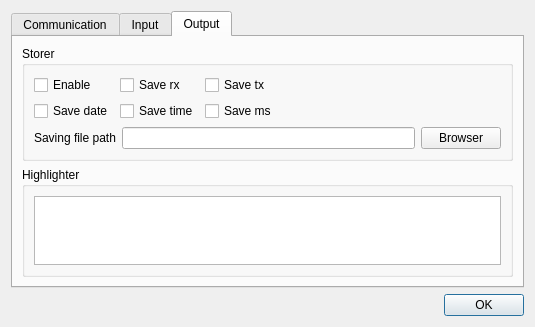
Before: the Qt Designer form src/toolboxui/SAKToolBoxUiParameters.ui in x-tools-author/x-tools, drawn with Qt 5.
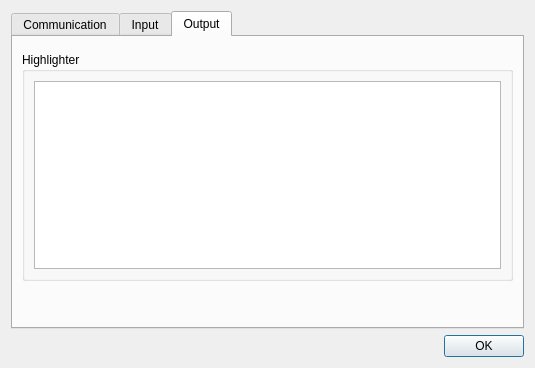
After: the same form once the commit is applied. The open tabs and pages were chosen to show the change. Custom widgets are drawn as their Qt base class.

Commit message: chore: get/set parameters of tools

What changed in the file:
```diff
--- a/src/toolboxui/SAKToolBoxUiParameters.ui
+++ b/src/toolboxui/SAKToolBoxUiParameters.ui
@@ -7,7 +7,7 @@
     <x>0</x>
     <y>0</y>
     <width>535</width>
-    <height>327</height>
+    <height>368</height>
    </rect>
   </property>
   <property name="windowTitle">
@@ -37,7 +37,7 @@
    <item row="0" column="0" colspan="2">
     <widget class="QTabWidget" name="tabWidget">
      <property name="currentIndex">
-      <number>1</number>
+      <number>2</number>
      </property>
      <widget class="QWidget" name="tab">
       <attribute name="title">
@@ -189,7 +189,7 @@
            </widget>
           </item>
           <item row="0" column="0">
-           <widget class="QCheckBox" name="checkBox">
+           <widget class="QCheckBox" name="checkBoxCrcEnable">
             <property name="text">
              <string>Enable</string>
             </property>
@@ -231,91 +231,6 @@
        <string>Output</string>
       </attribute>
       <layout class="QGridLayout" name="gridLayout_8">
-       <item row="0" column="0">
-        <widget class="QGroupBox" name="groupBox_5">
-         <property name="title">
-          <string>Storer</string>
-         </property>
-         <layout class="QGridLayout" name="gridLayout_7">
-          <item row="1" column="0">
-           <widget class="QLabel" name="label_14">
-            <property name="text">
-             <string>Saving file path</string>
-            </property>
-           </widget>
-          </item>
-          <item row="1" column="1">
-           <widget class="QLineEdit" name="lineEdit_3"/>
-          </item>
-          <item row="1" column="2">
-           <widget class="QPushButton" name="pushButton">
-            <property name="text">
-             <string>Browser</string>
-            </property>
-           </widget>
-          </item>
-          <item row="0" column="0" colspan="3">
-           <layout class="QGridLayout" name="gridLayout_9">
-            <item row="1" column="1">
-             <widget class="QCheckBox" name="checkBox_5">
-              <property name="text">
-               <string>Save time</string>
-              </property>
-             </widget>
-            </item>
-            <item row="1" column="0">
-             <widget class="QCheckBox" name="checkBox_10">
-              <property name="text">
-               <string>Save date</string>
-              </property>
-             </widget>
-            </item>
-            <item row="0" column="2">
-             <widget class="QCheckBox" name="checkBox_9">
-              <property name="text">
-               <string>Save tx</string>
-              </property>
-             </widget>
-            </item>
-            <item row="0" column="1">
-             <widget class="QCheckBox" name="checkBox_7">
-              <property name="text">
-               <string>Save rx</string>
-              </property>
-             </widget>
-            </item>
-            <item row="1" column="2">
-             <widget class="QCheckBox" name="checkBox_6">
-              <property name="text">
-               <string>Save ms</string>
-              </property>
-             </widget>
-            </item>
-            <item row="0" column="0">
-             <widget class="QCheckBox" name="checkBox_8">
-              <property name="text">
-               <string>Enable</string>
-              </property>
-             </widget>
-            </item>
-            <item row="0" column="3">
-             <spacer name="horizontalSpacer_6">
-              <property name="orientation">
-               <enum>Qt::Horizontal</enum>
-              </property>
-              <property name="sizeHint" stdset="0">
-               <size>
-                <width>40</width>
-                <height>20</height>
-               </size>
-              </property>
-             </spacer>
-            </item>
-           </layout>
-          </item>
-         </layout>
-        </widget>
-       </item>
        <item row="2" column="0">
         <spacer name="verticalSpacer_3">
          <property name="orientation">
@@ -347,6 +262,9 @@
          </layout>
         </widget>
        </item>
+       <item row="0" column="0">
+        <widget class="SAKStorerToolUi" name="widgetStorer" native="true"/>
+       </item>
       </layout>
      </widget>
     </widget>
@@ -381,6 +299,12 @@
    <extends>QComboBox</extends>
    <header location="global">SAKCrcAlgorithmComboBox.hh</header>
   </customwidget>
+  <customwidget>
+   <class>SAKStorerToolUi</class>
+   <extends>QWidget</extends>
+   <header location="global">SAKStorerToolUi.hh</header>
+   <container>1</container>
+  </customwidget>
  </customwidgets>
  <resources/>
  <connections>
```
The commit also changes 5 other files.
